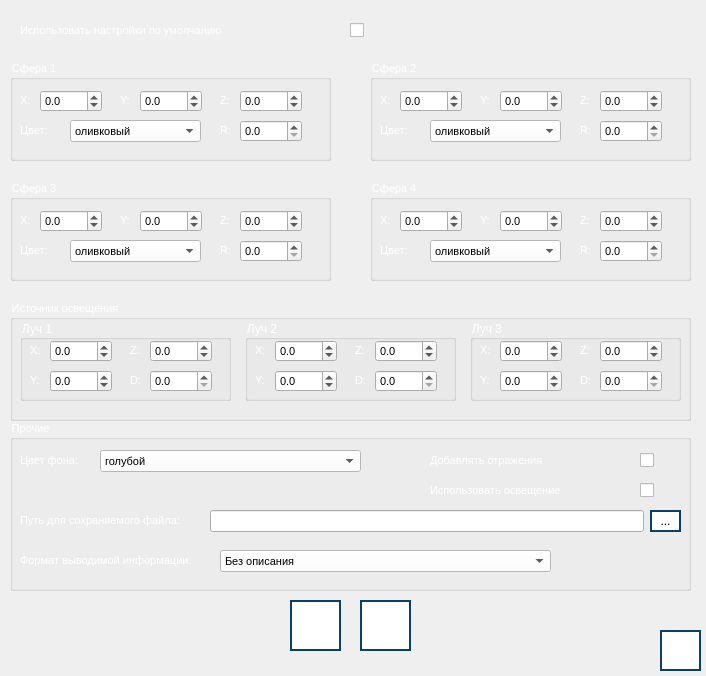
Qt form optiondemowindow.ui (RCh-stack/ray-tracing-alpha-1.3) before a commit.
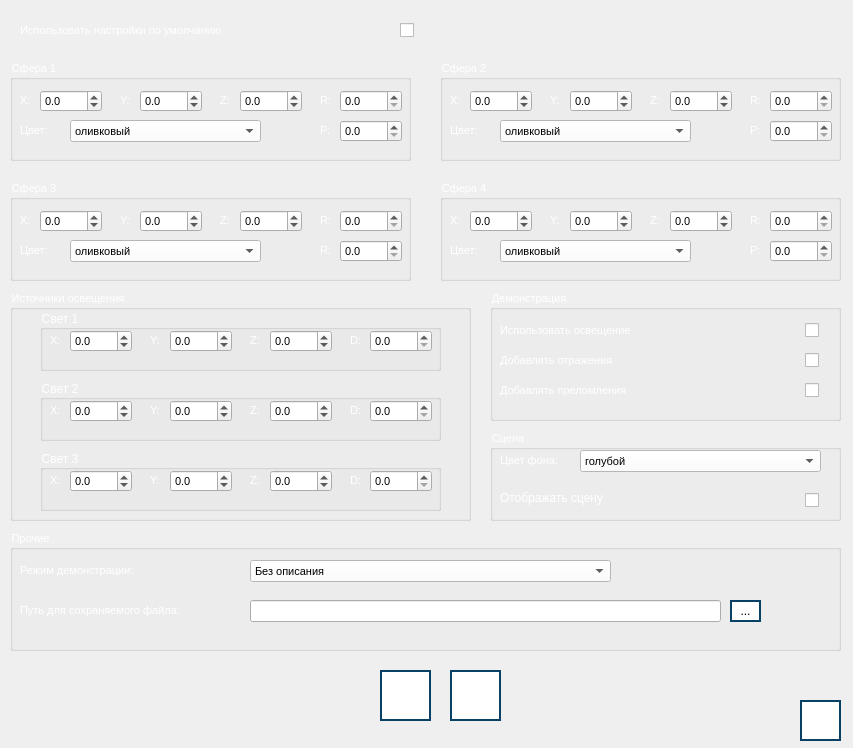
The same form after that commit. Icons and pictures are not drawn.

Diff of the .ui file:
```diff
--- a/optiondemowindow.ui
+++ b/optiondemowindow.ui
@@ -6,8 +6,8 @@
    <rect>
     <x>0</x>
     <y>0</y>
-    <width>706</width>
-    <height>676</height>
+    <width>853</width>
+    <height>748</height>
    </rect>
   </property>
   <property name="windowTitle">
@@ -37,7 +37,7 @@
   <widget class="QCheckBox" name="check_option">
    <property name="geometry">
     <rect>
-     <x>350</x>
+     <x>400</x>
      <y>20</y>
      <width>20</width>
      <height>21</height>
@@ -63,7 +63,7 @@
     <rect>
      <x>10</x>
      <y>60</y>
-     <width>321</width>
+     <width>401</width>
      <height>101</height>
     </rect>
    </property>
@@ -257,7 +257,7 @@
      <rect>
       <x>60</x>
       <y>60</y>
-      <width>131</width>
+      <width>191</width>
       <height>22</height>
      </rect>
     </property>
@@ -290,8 +290,8 @@
    <widget class="QLabel" name="label_27">
     <property name="geometry">
      <rect>
-      <x>210</x>
-      <y>60</y>
+      <x>310</x>
+      <y>30</y>
       <width>21</width>
       <height>21</height>
      </rect>
@@ -311,7 +311,52 @@
    <widget class="QDoubleSpinBox" name="value1_R">
     <property name="geometry">
      <rect>
-      <x>230</x>
+      <x>330</x>
+      <y>30</y>
+      <width>62</width>
+      <height>22</height>
+     </rect>
+    </property>
+    <property name="font">
+     <font>
+      <pointsize>8</pointsize>
+     </font>
+    </property>
+    <property name="styleSheet">
+     <string notr="true">color: rgb(0, 0, 0);</string>
+    </property>
+    <property name="decimals">
+     <number>1</number>
+    </property>
+    <property name="singleStep">
+     <double>0.100000000000000</double>
+    </property>
+   </widget>
+   <widget class="QLabel" name="label_40">
+    <property name="geometry">
+     <rect>
+      <x>310</x>
+      <y>60</y>
+      <width>21</width>
+      <height>21</height>
+     </rect>
+    </property>
+    <property name="font">
+     <font>
+      <pointsize>8</pointsize>
+     </font>
+    </property>
+    <property name="styleSheet">
+     <string notr="true">color: rgb(255, 255, 255);</string>
+    </property>
+    <property name="text">
+     <string>P:</string>
+    </property>
+   </widget>
+   <widget class="QDoubleSpinBox" name="value1_P">
+    <property name="geometry">
+     <rect>
+      <x>330</x>
       <y>60</y>
       <width>62</width>
       <height>22</height>
@@ -336,9 +381,9 @@
   <widget class="QGroupBox" name="groupBox_2">
    <property name="geometry">
     <rect>
-     <x>370</x>
+     <x>440</x>
      <y>60</y>
-     <width>321</width>
+     <width>401</width>
      <height>101</height>
     </rect>
    </property>
@@ -532,7 +577,7 @@
      <rect>
       <x>60</x>
       <y>60</y>
-      <width>131</width>
+      <width>191</width>
       <height>22</height>
      </rect>
     </property>
@@ -565,8 +610,8 @@
    <widget class="QLabel" name="label_28">
     <property name="geometry">
      <rect>
-      <x>210</x>
-      <y>60</y>
+      <x>310</x>
+      <y>30</y>
       <width>21</width>
       <height>21</height>
      </rect>
@@ -586,7 +631,52 @@
    <widget class="QDoubleSpinBox" name="value2_R">
     <property name="geometry">
      <rect>
-      <x>230</x>
+      <x>330</x>
+      <y>30</y>
+      <width>62</width>
+      <height>22</height>
+     </rect>
+    </property>
+    <property name="font">
+     <font>
+      <pointsize>8</pointsize>
+     </font>
+    </property>
+    <property name="styleSheet">
+     <string notr="true">color: rgb(0, 0, 0);</string>
+    </property>
+    <property name="decimals">
+     <number>1</number>
+    </property>
+    <property name="singleStep">
+     <double>0.100000000000000</double>
+    </property>
+   </widget>
+   <widget class="QLabel" name="label_41">
+    <property name="geometry">
+     <rect>
+      <x>310</x>
+      <y>60</y>
+      <width>21</width>
+      <height>21</height>
+     </rect>
+    </property>
+    <property name="font">
+     <font>
+      <pointsize>8</pointsize>
+     </font>
+    </property>
+    <property name="styleSheet">
+     <string notr="true">color: rgb(255, 255, 255);</string>
+    </property>
+    <property name="text">
+     <string>P:</string>
+    </property>
+   </widget>
+   <widget class="QDoubleSpinBox" name="value2_P">
+    <property name="geometry">
+     <rect>
+      <x>330</x>
       <y>60</y>
       <width>62</width>
       <height>22</height>
@@ -613,7 +703,7 @@
     <rect>
      <x>10</x>
      <y>180</y>
-     <width>321</width>
+     <width>401</width>
      <height>101</height>
     </rect>
    </property>
@@ -807,7 +897,7 @@
      <rect>
       <x>60</x>
       <y>60</y>
-      <width>131</width>
+      <width>191</width>
       <height>22</height>
      </rect>
     </property>
@@ -840,8 +930,8 @@
    <widget class="QLabel" name="label_26">
     <property name="geometry">
      <rect>
-      <x>210</x>
-      <y>60</y>
+      <x>310</x>
+      <y>30</y>
       <width>21</width>
       <height>21</height>
      </rect>
@@ -861,7 +951,31 @@
    <widget class="QDoubleSpinBox" name="value3_R">
     <property name="geometry">
      <rect>
-      <x>230</x>
+      <x>330</x>
+      <y>30</y>
+      <width>62</width>
+      <height>22</height>
+     </rect>
+    </property>
+    <property name="font">
+     <font>
+      <pointsize>8</pointsize>
+     </font>
+    </property>
+    <property name="styleSheet">
+     <string notr="true">color: rgb(0, 0, 0);</string>
+    </property>
+    <property name="decimals">
+     <number>1</number>
+    </property>
+    <property name="singleStep">
+     <double>0.100000000000000</double>
+    </property>
+   </widget>
+   <widget class="QDoubleSpinBox" name="value3_P">
+    <property name="geometry">
+     <rect>
+      <x>330</x>
       <y>60</y>
       <width>62</width>
       <height>22</height>
@@ -882,13 +996,34 @@
      <double>0.100000000000000</double>
     </property>
    </widget>
+   <widget class="QLabel" name="label_43">
+    <property name="geometry">
+     <rect>
+      <x>310</x>
+      <y>60</y>
+      <width>21</width>
+      <height>21</height>
+     </rect>
+    </property>
+    <property name="font">
+     <font>
+      <pointsize>8</pointsize>
+     </font>
+    </property>
+    <property name="styleSheet">
+     <string notr="true">color: rgb(255, 255, 255);</string>
+    </property>
+    <property name="text">
+     <string>R:</string>
+    </property>
+   </widget>
   </widget>
   <widget class="QGroupBox" name="groupBox_4">
    <property name="geometry">
     <rect>
-     <x>370</x>
+     <x>440</x>
      <y>180</y>
-     <width>321</width>
+     <width>401</width>
      <height>101</height>
     </rect>
    </property>
@@ -1082,7 +1217,7 @@
      <rect>
       <x>60</x>
       <y>60</y>
-      <width>131</width>
+      <width>191</width>
       <height>22</height>
      </rect>
     </property>
@@ -1115,8 +1250,8 @@
    <widget class="QDoubleSpinBox" name="value4_R">
     <property name="geometry">
      <rect>
-      <x>230</x>
-      <y>60</y>
+      <x>330</x>
+      <y>30</y>
       <width>62</width>
       <height>22</height>
      </rect>
@@ -1139,8 +1274,8 @@
    <widget class="QLabel" name="label_29">
     <property name="geometry">
      <rect>
-      <x>210</x>
-      <y>60</y>
+      <x>310</x>
+      <y>30</y>
       <width>21</width>
       <height>21</height>
      </rect>
@@ -1157,14 +1292,59 @@
      <string>R:</string>
     </property>
    </widget>
+   <widget class="QLabel" name="label_42">
+    <property name="geometry">
+     <rect>
+      <x>310</x>
+      <y>60</y>
+      <width>21</width>
+      <height>21</height>
+     </rect>
+    </property>
+    <property name="font">
+     <font>
+      <pointsize>8</pointsize>
+     </font>
+    </property>
+    <property name="styleSheet">
+     <string notr="true">color: rgb(255, 255, 255);</string>
+    </property>
+    <property name="text">
+     <string>P:</string>
+    </property>
+   </widget>
+   <widget class="QDoubleSpinBox" name="value4_P">
+    <property name="geometry">
+     <rect>
+      <x>330</x>
+      <y>60</y>
+      <width>62</width>
+      <height>22</height>
+     </rect>
+    </property>
+    <property name="font">
+     <font>
+      <pointsize>8</pointsize>
+     </font>
+    </property>
+    <property name="styleSheet">
+     <string notr="true">color: rgb(0, 0, 0);</string>
+    </property>
+    <property name="decimals">
+     <number>1</number>
+    </property>
+    <property name="singleStep">
+     <double>0.100000000000000</double>
+    </property>
+   </widget>
   </widget>
   <widget class="QGroupBox" name="groupBox_6">
    <property name="geometry">
     <rect>
      <x>10</x>
-     <y>420</y>
-     <width>681</width>
-     <height>171</height>
+     <y>530</y>
+     <width>831</width>
+     <height>121</height>
     </rect>
    </property>
    <property name="font">
@@ -1182,7 +1362,7 @@
     <property name="geometry">
      <rect>
       <x>10</x>
-      <y>90</y>
+      <y>70</y>
       <width>181</width>
       <height>21</height>
      </rect>
@@ -1203,8 +1383,8 @@
     <property name="geometry">
      <rect>
       <x>10</x>
-      <y>130</y>
-      <width>211</width>
+      <y>30</y>
+      <width>151</width>
       <height>21</height>
      </rect>
     </property>
@@ -1217,15 +1397,15 @@
      <string notr="true">color: rgb(255, 255, 255);</string>
     </property>
     <property name="text">
-     <string>Формат выводимой информации:</string>
+     <string>Режим демонстрации:</string>
     </property>
    </widget>
    <widget class="QComboBox" name="other_format">
     <property name="geometry">
      <rect>
-      <x>210</x>
-      <y>130</y>
-      <width>331</width>
+      <x>240</x>
+      <y>30</y>
+      <width>361</width>
       <height>22</height>
      </rect>
     </property>
@@ -1258,9 +1438,9 @@
    <widget class="QLineEdit" name="other_path">
     <property name="geometry">
      <rect>
-      <x>200</x>
-      <y>90</y>
-      <width>434</width>
+      <x>240</x>
+      <y>70</y>
+      <width>471</width>
       <height>22</height>
      </rect>
     </property>
@@ -1271,8 +1451,8 @@
    <widget class="QPushButton" name="button_path">
     <property name="geometry">
      <rect>
-      <x>640</x>
-      <y>90</y>
+      <x>720</x>
+      <y>70</y>
       <width>31</width>
       <height>22</height>
      </rect>
@@ -1295,168 +1475,12 @@
      <string>...</string>
     </property>
    </widget>
-   <widget class="QLabel" name="label_2">
-    <property name="geometry">
-     <rect>
-      <x>10</x>
-      <y>30</y>
-      <width>91</width>
-      <height>21</height>
-     </rect>
-    </property>
-    <property name="font">
-     <font>
-      <pointsize>8</pointsize>
-     </font>
-    </property>
-    <property name="styleSheet">
-     <string notr="true">color: rgb(255, 255, 255);</string>
-    </property>
-    <property name="text">
-     <string>Цвет фона:</string>
-    </property>
-   </widget>
-   <widget class="QComboBox" name="global_color">
-    <property name="geometry">
-     <rect>
-      <x>90</x>
-      <y>30</y>
-      <width>261</width>
-      <height>22</height>
-     </rect>
-    </property>
-    <property name="font">
-     <font>
-      <pointsize>8</pointsize>
-     </font>
-    </property>
-    <property name="styleSheet">
-     <string notr="true">background-color: rgb(255, 255, 255);
-color: rgb(0, 0, 0);
-</string>
-    </property>
-    <item>
-     <property name="text">
-      <string>голубой</string>
-     </property>
-    </item>
-    <item>
-     <property name="text">
-      <string>светло-зеленый</string>
-     </property>
-    </item>
-    <item>
-     <property name="text">
-      <string>темно-зеленый</string>
-     </property>
-    </item>
-    <item>
-     <property name="text">
-      <string>светло-синий</string>
-     </property>
-    </item>
-    <item>
-     <property name="text">
-      <string>темно-синий</string>
-     </property>
-    </item>
-   </widget>
-   <widget class="QLabel" name="label_25">
-    <property name="geometry">
-     <rect>
-      <x>420</x>
-      <y>30</y>
-      <width>191</width>
-      <height>21</height>
-     </rect>
-    </property>
-    <property name="font">
-     <font>
-      <pointsize>8</pointsize>
-     </font>
-    </property>
-    <property name="styleSheet">
-     <string notr="true">color: rgb(255, 255, 255);</string>
-    </property>
-    <property name="text">
-     <string>&lt;html&gt;&lt;head/&gt;&lt;body&gt;&lt;p&gt;Добавлять отражения&lt;/p&gt;&lt;/body&gt;&lt;/html&gt;</string>
-    </property>
-   </widget>
-   <widget class="QCheckBox" name="global_is_reflex">
-    <property name="geometry">
-     <rect>
-      <x>630</x>
-      <y>30</y>
-      <width>20</width>
-      <height>21</height>
-     </rect>
-    </property>
-    <property name="font">
-     <font>
-      <pointsize>8</pointsize>
-     </font>
-    </property>
-    <property name="text">
-     <string/>
-    </property>
-    <property name="iconSize">
-     <size>
-      <width>50</width>
-      <height>50</height>
-     </size>
-    </property>
-   </widget>
-   <widget class="QLabel" name="label_38">
-    <property name="geometry">
-     <rect>
-      <x>420</x>
-      <y>60</y>
-      <width>191</width>
-      <height>21</height>
-     </rect>
-    </property>
-    <property name="font">
-     <font>
-      <pointsize>8</pointsize>
-     </font>
-    </property>
-    <property name="styleSheet">
-     <string notr="true">color: rgb(255, 255, 255);</string>
-    </property>
-    <property name="text">
-     <string>&lt;html&gt;&lt;head/&gt;&lt;body&gt;&lt;p&gt;Использовать освещение&lt;/p&gt;&lt;/body&gt;&lt;/html&gt;</string>
-    </property>
-   </widget>
-   <widget class="QCheckBox" name="global_is_light">
-    <property name="geometry">
-     <rect>
-      <x>630</x>
-      <y>60</y>
-      <width>20</width>
-      <height>21</height>
-     </rect>
-    </property>
-    <property name="font">
-     <font>
-      <pointsize>8</pointsize>
-     </font>
-    </property>
-    <property name="text">
-     <string/>
-    </property>
-    <property name="iconSize">
-     <size>
-      <width>50</width>
-      <height>50</height>
-     </size>
-    </property>
-   </widget>
   </widget>
   <widget class="QPushButton" name="button_start">
    <property name="geometry">
     <rect>
-     <x>290</x>
-     <y>600</y>
+     <x>380</x>
+     <y>670</y>
      <width>51</width>
      <height>51</height>
     </rect>
@@ -1497,8 +1521,8 @@
   <widget class="QPushButton" name="button_cancel">
    <property name="geometry">
     <rect>
-     <x>360</x>
-     <y>600</y>
+     <x>450</x>
+     <y>670</y>
      <width>51</width>
      <height>51</height>
     </rect>
@@ -1539,8 +1563,8 @@
   <widget class="QPushButton" name="button_help">
    <property name="geometry">
     <rect>
-     <x>660</x>
-     <y>630</y>
+     <x>800</x>
+     <y>700</y>
      <width>41</width>
      <height>41</height>
     </rect>
@@ -1577,9 +1601,9 @@
    <property name="geometry">
     <rect>
      <x>10</x>
-     <y>300</y>
-     <width>681</width>
-     <height>121</height>
+     <y>290</y>
+     <width>461</width>
+     <height>231</height>
     </rect>
    </property>
    <property name="font">
@@ -1591,19 +1615,19 @@
     <string notr="true">::title{color:white}</string>
    </property>
    <property name="title">
-    <string>Источник освещения</string>
+    <string>Источники освещения</string>
    </property>
    <widget class="QGroupBox" name="groupBox_7">
     <property name="geometry">
      <rect>
-      <x>10</x>
+      <x>30</x>
       <y>20</y>
-      <width>211</width>
-      <height>81</height>
+      <width>401</width>
+      <height>61</height>
      </rect>
     </property>
     <property name="title">
-     <string>Луч 1</string>
+     <string>Свет 1</string>
     </property>
     <widget class="QLabel" name="label_20">
      <property name="geometry">
@@ -1656,8 +1680,8 @@
     <widget class="QLabel" name="label_21">
      <property name="geometry">
       <rect>
-       <x>10</x>
-       <y>50</y>
+       <x>110</x>
+       <y>20</y>
        <width>21</width>
        <height>21</height>
       </rect>
@@ -1677,8 +1701,8 @@
     <widget class="QDoubleSpinBox" name="light1_Y">
      <property name="geometry">
       <rect>
-       <x>30</x>
-       <y>50</y>
+       <x>130</x>
+       <y>20</y>
        <width>62</width>
        <height>22</height>
       </rect>
@@ -1704,7 +1728,7 @@
     <widget class="QLabel" name="label_22">
      <property name="geometry">
       <rect>
-       <x>110</x>
+       <x>210</x>
        <y>20</y>
        <width>21</width>
        <height>21</height>
@@ -1725,7 +1749,7 @@
     <widget class="QDoubleSpinBox" name="light1_Z">
      <property name="geometry">
       <rect>
-       <x>130</x>
+       <x>230</x>
        <y>20</y>
        <width>62</width>
        <height>22</height>
@@ -1752,8 +1776,8 @@
     <widget class="QLabel" name="label_23">
      <property name="geometry">
       <rect>
-       <x>110</x>
-       <y>50</y>
+       <x>310</x>
+       <y>20</y>
        <width>21</width>
        <height>21</height>
       </rect>
@@ -1773,8 +1797,8 @@
     <widget class="QDoubleSpinBox" name="light1_D">
      <property name="geometry">
       <rect>
-       <x>130</x>
-       <y>50</y>
+       <x>330</x>
+       <y>20</y>
        <width>62</width>
        <height>22</height>
       </rect>
@@ -1798,14 +1822,14 @@
    <widget class="QGroupBox" name="groupBox_8">
     <property name="geometry">
      <rect>
-      <x>235</x>
-      <y>20</y>
-      <width>211</width>
-      <height>81</height>
+      <x>30</x>
+      <y>90</y>
+      <width>401</width>
+      <height>61</height>
      </rect>
     </property>
     <property name="title">
-     <string>Луч 2</string>
+     <string>Свет 2</string>
     </property>
     <widget class="QLabel" name="label_30">
      <property name="geometry">
@@ -1858,8 +1882,8 @@
     <widget class="QLabel" name="label_31">
      <property name="geometry">
       <rect>
-       <x>10</x>
-       <y>50</y>
+       <x>110</x>
+       <y>20</y>
        <width>21</width>
        <height>21</height>
       </rect>
@@ -1879,8 +1903,8 @@
     <widget class="QDoubleSpinBox" name="light2_Y">
      <property name="geometry">
       <rect>
-       <x>30</x>
-       <y>50</y>
+       <x>130</x>
+       <y>20</y>
        <width>62</width>
        <height>22</height>
       </rect>
@@ -1906,7 +1930,7 @@
     <widget class="QLabel" name="label_32">
      <property name="geometry">
       <rect>
-       <x>110</x>
+       <x>210</x>
        <y>20</y>
        <width>21</width>
        <height>21</height>
@@ -1927,7 +1951,7 @@
     <widget class="QDoubleSpinBox" name="light2_Z">
      <property name="geometry">
       <rect>
-       <x>130</x>
+       <x>230</x>
        <y>20</y>
        <width>62</width>
        <height>22</height>
@@ -1954,8 +1978,8 @@
     <widget class="QLabel" name="label_33">
      <property name="geometry">
       <rect>
-       <x>110</x>
-       <y>50</y>
+       <x>310</x>
+       <y>20</y>
        <width>21</width>
        <height>21</height>
       </rect>
@@ -1975,8 +1999,8 @@
     <widget class="QDoubleSpinBox" name="light2_D">
      <property name="geometry">
       <rect>
-       <x>130</x>
-       <y>50</y>
+       <x>330</x>
+       <y>20</y>
        <width>62</width>
        <height>22</height>
       </rect>
@@ -2000,14 +2024,14 @@
    <widget class="QGroupBox" name="groupBox_9">
     <property name="geometry">
      <rect>
-      <x>460</x>
-      <y>20</y>
-      <width>211</width>
-      <height>81</height>
+      <x>30</x>
+      <y>160</y>
+      <width>401</width>
+      <height>61</height>
      </rect>
     </property>
     <property name="title">
-     <string>Луч 3</string>
+     <string>Свет 3</string>
     </property>
     <widget class="QLabel" name="label_34">
      <property name="geometry">
@@ -2060,8 +2084,8 @@
     <widget class="QLabel" name="label_35">
      <property name="geometry">
       <rect>
-       <x>10</x>
-       <y>50</y>
+       <x>110</x>
+       <y>20</y>
        <width>21</width>
        <height>21</height>
       </rect>
@@ -2081,8 +2105,8 @@
     <widget class="QDoubleSpinBox" name="light3_Y">
      <property name="geometry">
       <rect>
-       <x>30</x>
-       <y>50</y>
+       <x>130</x>
+       <y>20</y>
        <width>62</width>
        <height>22</height>
       </rect>
@@ -2108,7 +2132,7 @@
     <widget class="QLabel" name="label_36">
      <property name="geometry">
       <rect>
-       <x>110</x>
+       <x>210</x>
        <y>20</y>
        <width>21</width>
        <height>21</height>
@@ -2129,7 +2153,7 @@
     <widget class="QDoubleSpinBox" name="light3_Z">
      <property name="geometry">
       <rect>
-       <x>130</x>
+       <x>230</x>
        <y>20</y>
        <width>62</width>
        <height>22</height>
@@ -2156,8 +2180,8 @@
     <widget class="QLabel" name="label_37">
      <property name="geometry">
       <rect>
-       <x>110</x>
-       <y>50</y>
+       <x>310</x>
+       <y>20</y>
        <width>21</width>
        <height>21</height>
       </rect>
@@ -2177,8 +2201,8 @@
     <widget class="QDoubleSpinBox" name="light3_D">
      <property name="geometry">
       <rect>
-       <x>130</x>
-       <y>50</y>
+       <x>330</x>
+       <y>20</y>
        <width>62</width>
        <height>22</height>
       </rect>
@@ -2200,6 +2224,298 @@
     </widget>
    </widget>
   </widget>
+  <widget class="QGroupBox" name="group_demo">
+   <property name="geometry">
+    <rect>
+     <x>490</x>
+     <y>290</y>
+     <width>351</width>
+     <height>131</height>
+    </rect>
+   </property>
+   <property name="font">
+    <font>
+     <pointsize>8</pointsize>
+    </font>
+   </property>
+   <property name="styleSheet">
+    <string notr="true">::title{color:white}</string>
+   </property>
+   <property name="title">
+    <string>Демонстрация</string>
+   </property>
+   <widget class="QLabel" name="label_39">
+    <property name="geometry">
+     <rect>
+      <x>10</x>
+      <y>90</y>
+      <width>171</width>
+      <height>21</height>
+     </rect>
+    </property>
+    <property name="font">
+     <font>
+      <pointsize>8</pointsize>
+     </font>
+    </property>
+    <property name="styleSheet">
+     <string notr="true">color: rgb(255, 255, 255);</string>
+    </property>
+    <property name="text">
+     <string>&lt;html&gt;&lt;head/&gt;&lt;body&gt;&lt;p&gt;Добавлять преломления&lt;/p&gt;&lt;/body&gt;&lt;/html&gt;</string>
+    </property>
+   </widget>
+   <widget class="QCheckBox" name="global_is_refraction">
+    <property name="geometry">
+     <rect>
+      <x>315</x>
+      <y>90</y>
+      <width>20</width>
+      <height>21</height>
+     </rect>
+    </property>
+    <property name="font">
+     <font>
+      <pointsize>8</pointsize>
+     </font>
+    </property>
+    <property name="text">
+     <string/>
+    </property>
+    <property name="iconSize">
+     <size>
+      <width>50</width>
+      <height>50</height>
+     </size>
+    </property>
+   </widget>
+   <widget class="QLabel" name="label_38">
+    <property name="geometry">
+     <rect>
+      <x>10</x>
+      <y>30</y>
+      <width>171</width>
+      <height>21</height>
+     </rect>
+    </property>
+    <property name="font">
+     <font>
+      <pointsize>8</pointsize>
+     </font>
+    </property>
+    <property name="styleSheet">
+     <string notr="true">color: rgb(255, 255, 255);</string>
+    </property>
+    <property name="text">
+     <string>&lt;html&gt;&lt;head/&gt;&lt;body&gt;&lt;p&gt;Использовать освещение&lt;/p&gt;&lt;/body&gt;&lt;/html&gt;</string>
+    </property>
+   </widget>
+   <widget class="QCheckBox" name="global_is_light">
+    <property name="geometry">
+     <rect>
+      <x>315</x>
+      <y>30</y>
+      <width>20</width>
+      <height>21</height>
+     </rect>
+    </property>
+    <property name="font">
+     <font>
+      <pointsize>8</pointsize>
+     </font>
+    </property>
+    <property name="text">
+     <string/>
+    </property>
+    <property name="iconSize">
+     <size>
+      <width>50</width>
+      <height>50</height>
+     </size>
+    </property>
+   </widget>
+   <widget class="QLabel" name="label_25">
+    <property name="geometry">
+     <rect>
+      <x>10</x>
+      <y>60</y>
+      <width>171</width>
+      <height>21</height>
+     </rect>
+    </property>
+    <property name="font">
+     <font>
+      <pointsize>8</pointsize>
+     </font>
+    </property>
+    <property name="styleSheet">
+     <string notr="true">color: rgb(255, 255, 255);</string>
+    </property>
+    <property name="text">
+     <string>&lt;html&gt;&lt;head/&gt;&lt;body&gt;&lt;p&gt;Добавлять отражения&lt;/p&gt;&lt;/body&gt;&lt;/html&gt;</string>
+    </property>
+   </widget>
+   <widget class="QCheckBox" name="global_is_reflex">
+    <property name="geometry">
+     <rect>
+      <x>315</x>
+      <y>60</y>
+      <width>20</width>
+      <height>21</height>
+     </rect>
+    </property>
+    <property name="font">
+     <font>
+      <pointsize>8</pointsize>
+     </font>
+    </property>
+    <property name="text">
+     <string/>
+    </property>
+    <property name="iconSize">
+     <size>
+      <width>50</width>
+      <height>50</height>
+     </size>
+    </property>
+   </widget>
+  </widget>
+  <widget class="QGroupBox" name="group_scene">
+   <property name="geometry">
+    <rect>
+     <x>490</x>
+     <y>430</y>
+     <width>351</width>
+     <height>91</height>
+    </rect>
+   </property>
+   <property name="font">
+    <font>
+     <pointsize>8</pointsize>
+    </font>
+   </property>
+   <property name="styleSheet">
+    <string notr="true">::title{color:white}</string>
+   </property>
+   <property name="title">
+    <string>Сцена</string>
+   </property>
+   <widget class="QLabel" name="label_2">
+    <property name="geometry">
+     <rect>
+      <x>10</x>
+      <y>20</y>
+      <width>91</width>
+      <height>21</height>
+     </rect>
+    </property>
+    <property name="font">
+     <font>
+      <pointsize>8</pointsize>
+     </font>
+    </property>
+    <property name="styleSheet">
+     <string notr="true">color: rgb(255, 255, 255);</string>
+    </property>
+    <property name="text">
+     <string>Цвет фона:</string>
+    </property>
+   </widget>
+   <widget class="QComboBox" name="global_color">
+    <property name="geometry">
+     <rect>
+      <x>90</x>
+      <y>20</y>
+      <width>241</width>
+      <height>22</height>
+     </rect>
+    </property>
+    <property name="font">
+     <font>
+      <pointsize>8</pointsize>
+     </font>
+    </property>
+    <property name="styleSheet">
+     <string notr="true">background-color: rgb(255, 255, 255);
+color: rgb(0, 0, 0);
+</string>
+    </property>
+    <item>
+     <property name="text">
+      <string>голубой</string>
+     </property>
+     <property name="icon">
+      <iconset>
+       <normaloff>images/blue_ground_icons.png</normaloff>images/blue_ground_icons.png</iconset>
+     </property>
+    </item>
+    <item>
+     <property name="text">
+      <string>эвкалиптовый</string>
+     </property>
+     <property name="icon">
+      <iconset>
+       <normaloff>images/eucalyptus_ground_icons.png</normaloff>images/eucalyptus_ground_icons.png</iconset>
+     </property>
+    </item>
+    <item>
+     <property name="text">
+      <string>сине-зеленый</string>
+     </property>
+     <property name="icon">
+      <iconset>
+       <normaloff>images/verdigris_ground_icons.png</normaloff>images/verdigris_ground_icons.png</iconset>
+     </property>
+    </item>
+    <item>
+     <property name="text">
+      <string>светло-синий</string>
+     </property>
+     <property name="icon">
+      <iconset>
+       <normaloff>images/light_blue_ground_icons.png</normaloff>images/light_blue_ground_icons.png</iconset>
+     </property>
+    </item>
+    <item>
+     <property name="text">
+      <string>темно-синий</string>
+     </property>
+     <property name="icon">
+      <iconset>
+       <normaloff>images/dark_blue_ground_icons.png</normaloff>images/dark_blue_ground_icons.png</iconset>
+     </property>
+    </item>
+   </widget>
+   <widget class="QLabel" name="label_62">
+    <property name="geometry">
+     <rect>
+      <x>10</x>
+      <y>60</y>
+      <width>131</width>
+      <height>16</height>
+     </rect>
+    </property>
+    <property name="styleSheet">
+     <string notr="true">color: rgb(255, 255, 255);</string>
+    </property>
+    <property name="text">
+     <string>Отображать сцену</string>
+    </property>
+   </widget>
+   <widget class="QCheckBox" name="global_display_scene">
+    <property name="geometry">
+     <rect>
+      <x>315</x>
+      <y>60</y>
+      <width>21</width>
+      <height>20</height>
+     </rect>
+    </property>
+    <property name="text">
+     <string/>
+    </property>
+   </widget>
+  </widget>
  </widget>
  <resources/>
  <connections/>
```
Left out of the diff: 20 changed lines with no effect on the pictures.
